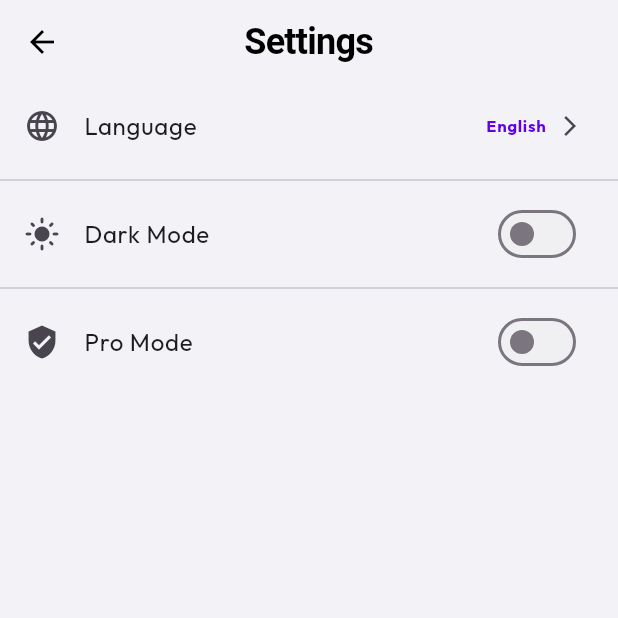
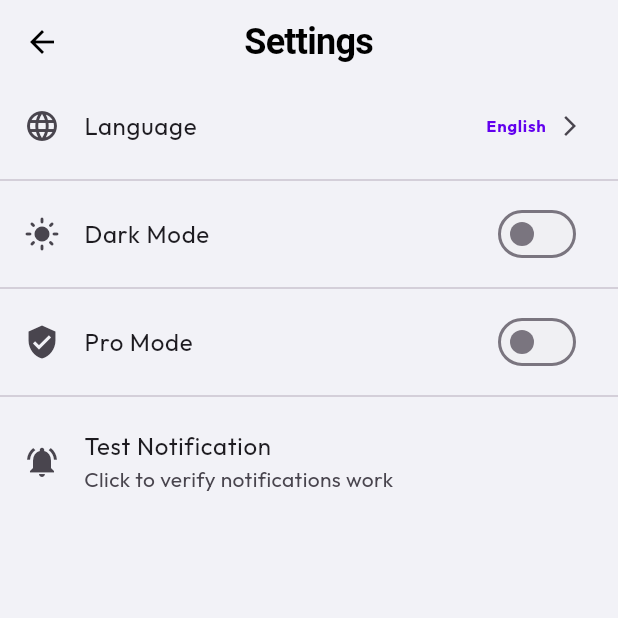
Before and after one commit to ZaidAR49/Listo-flutter-app, a Flutter app: the SettingsPage screen opened directly with empty values, on a phone screen of 412 x 824 dp, the top half of it. Run offline on Flutter 3.47's test engine with Material 3 defaults, Android fonts, the phone set to English and light mode, and no system bars; our stand-ins replace flutter_dotenv, flutter_local_notifications, google_fonts, google_mobile_ads, image_picker, shared_preferences and 1 more; missing offline and left inert: linkify; accounts and stored records are empty; network calls fail.

```diff
--- a/lib/main.dart
+++ b/lib/main.dart
@@ -1216,6 +1216,11 @@ class _MemoryHomePageState extends State<MemoryHomePage> {
         const SingleActivator(LogicalKeyboardKey.keyN, control: true): () {
           if (!_isSelectionMode) {
             _showMemoryDialog();
+          }
+        },
+        const SingleActivator(LogicalKeyboardKey.delete): () {
+          if (_isSelectionMode && _selectedMemoryIds.isNotEmpty) {
+            _deleteSelectedMemories();
           }
         },
       },
--- a/lib/settings_page.dart
+++ b/lib/settings_page.dart
@@ -1,5 +1,6 @@
 import 'package:flutter/material.dart';
 import 'package:my_app/app_translations.dart';
+import 'package:my_app/notification_service.dart';
 
 class SettingsPage extends StatelessWidget {
   final bool isDarkMode;
@@ -238,6 +239,24 @@ class SettingsPage extends StatelessWidget {
              ),
              const SizedBox(height: 20),
           ],
+          const Divider(),
+           ListTile(
+            leading: const Icon(Icons.notifications_active),
+            title: const Text('Test Notification'),
+            subtitle: const Text('Click to verify notifications work'),
+            onTap: () async {
+              await NotificationService().showImmediateNotification(
+                'LISTO Test',
+                'This is a test notification from LISTO!',
+              );
+              if (context.mounted) {
+                ScaffoldMessenger.of(context).showSnackBar(
+                  const SnackBar(content: Text('Notification Sent! Check your tray.')),
+                );
+              }
+            },
+           ),
+           const SizedBox(height: 20),
         ],
       ),
     );
```
Also changed, not shown: lib/notification_service.dart (+18 -0 lines).
